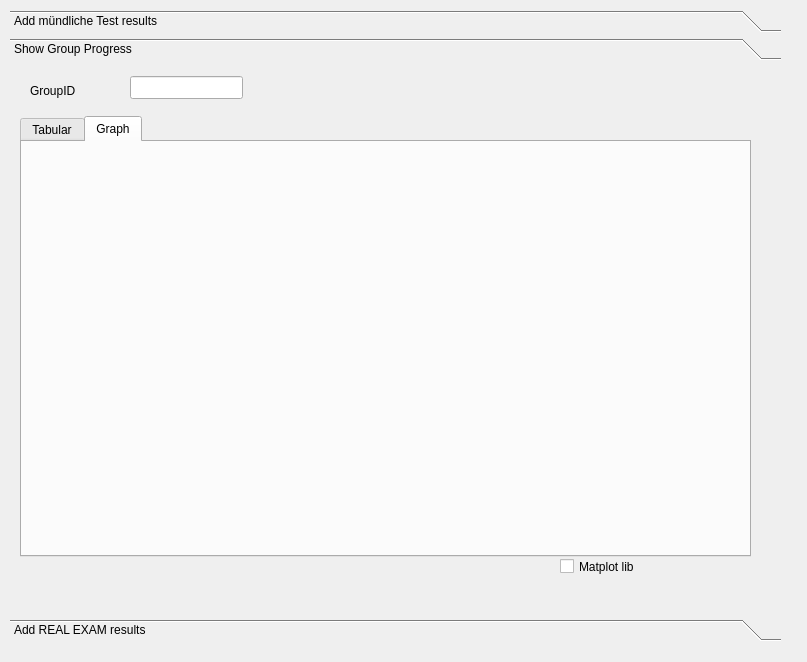
The window that Schule/manageschuletestsdialog.ui (MrRisoni/Gauss) describes before a commit, drawn with Qt 5.
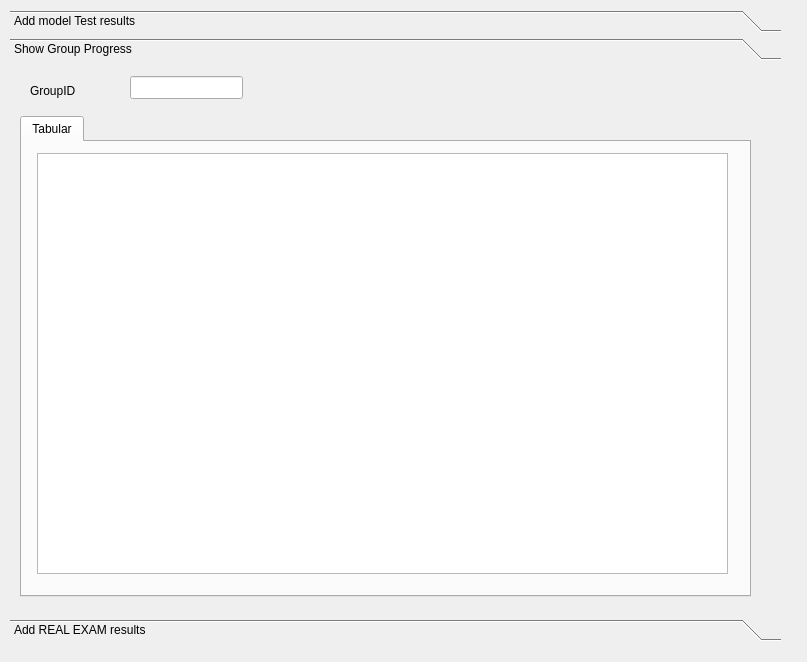
The same window after the commit. The open tabs and pages were chosen to show the change.

```diff
--- a/Schule/manageschuletestsdialog.ui
+++ b/Schule/manageschuletestsdialog.ui
@@ -38,7 +38,7 @@
      </rect>
     </property>
     <attribute name="label">
-     <string>Add mündliche Test results</string>
+     <string>Add model Test results</string>
     </attribute>
     <widget class="QLabel" name="label">
      <property name="geometry">
@@ -101,6 +101,14 @@
     </widget>
    </widget>
    <widget class="QWidget" name="page_3">
+    <property name="geometry">
+     <rect>
+      <x>0</x>
+      <y>0</y>
+      <width>771</width>
+      <height>544</height>
+     </rect>
+    </property>
     <attribute name="label">
      <string>Show Group Progress</string>
     </attribute>
@@ -133,11 +141,11 @@
        <x>10</x>
        <y>50</y>
        <width>731</width>
-       <height>441</height>
+       <height>481</height>
       </rect>
      </property>
      <property name="currentIndex">
-      <number>1</number>
+      <number>0</number>
      </property>
      <widget class="QWidget" name="tab">
       <attribute name="title">
@@ -149,39 +157,11 @@
          <x>15</x>
          <y>11</y>
          <width>691</width>
-         <height>381</height>
+         <height>421</height>
         </rect>
        </property>
       </widget>
      </widget>
-     <widget class="QWidget" name="tab_2">
-      <attribute name="title">
-       <string>Graph</string>
-      </attribute>
-      <widget class="QWidget" name="widget" native="true">
-       <property name="geometry">
-        <rect>
-         <x>10</x>
-         <y>10</y>
-         <width>701</width>
-         <height>391</height>
-        </rect>
-       </property>
-      </widget>
-     </widget>
-    </widget>
-    <widget class="QCheckBox" name="checkBox">
-     <property name="geometry">
-      <rect>
-       <x>550</x>
-       <y>490</y>
-       <width>191</width>
-       <height>21</height>
-      </rect>
-     </property>
-     <property name="text">
-      <string>Matplot lib</string>
-     </property>
     </widget>
    </widget>
    <widget class="QWidget" name="page_2">
```
Left out of the diff: 2 changed lines with no effect on the pictures.
